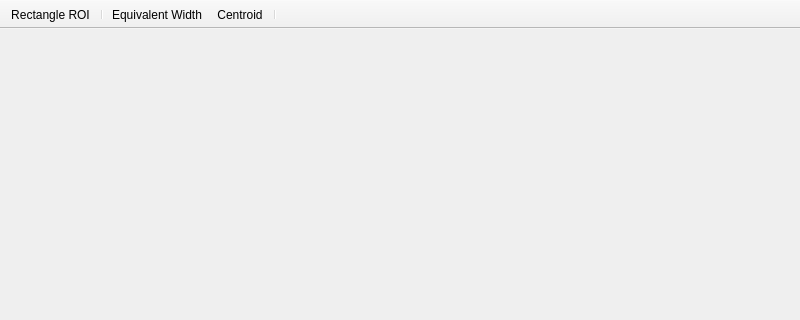
This is specviz/ui/qt/uic/source/plotsubwindow.ui in astropy/specutils as Qt 5 draws it before an edit; both pictures show x 0 to 800 and y 0 to 320 of the 800 by 600 pixel window. The edited form follows.
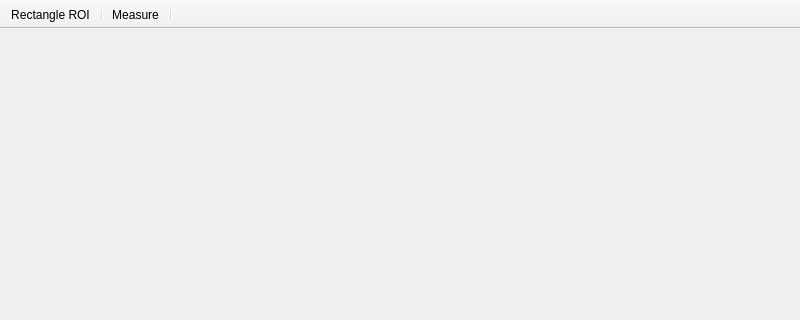
This is the edited form. Icons and pictures are not drawn.

Commit message: Unified equivalent width and centroid modes

```diff
--- a/specviz/ui/qt/uic/source/plotsubwindow.ui
+++ b/specviz/ui/qt/uic/source/plotsubwindow.ui
@@ -30,6 +30,9 @@
    <property name="movable">
     <bool>false</bool>
    </property>
+   <property name="toolButtonStyle">
+    <enum>Qt::ToolButtonIconOnly</enum>
+   </property>
    <property name="floatable">
     <bool>false</bool>
    </property>
@@ -41,8 +44,7 @@
    </attribute>
    <addaction name="actionInsert_ROI"/>
    <addaction name="separator"/>
-   <addaction name="actionEquivalent_Width"/>
-   <addaction name="actionCentroid"/>
+   <addaction name="actionMeasure"/>
    <addaction name="separator"/>
   </widget>
   <action name="actionInsert_ROI">
@@ -57,7 +59,7 @@
     <string>Insert a rectangular ROI selection box</string>
    </property>
   </action>
-  <action name="actionEquivalent_Width">
+  <action name="actionMeasure">
    <property name="checkable">
     <bool>true</bool>
    </property>
@@ -66,10 +68,10 @@
      <normaloff>:/img/Width-48.png</normaloff>:/img/Width-48.png</iconset>
    </property>
    <property name="text">
-    <string>Equivalent Width</string>
+    <string>Measure</string>
    </property>
    <property name="toolTip">
-    <string>Toggle mode to select equivalent width</string>
+    <string>Toggle measurement mode to calculate other statistics</string>
    </property>
   </action>
   <action name="actionCentroid">
```
The commit also changes 10 other files.
